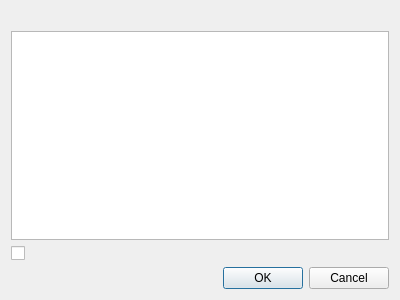
Above: src/selectiondialog.ui from coslyk/moonplayer before the change. Below: the same form after it.
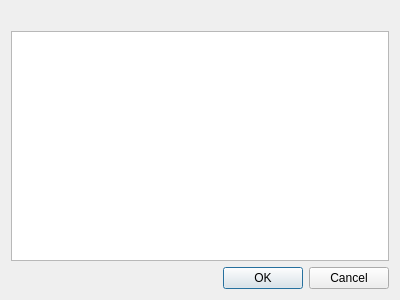
That is the form after the change.

```diff
--- a/src/selectiondialog.ui
+++ b/src/selectiondialog.ui
@@ -20,9 +20,6 @@
    <item>
     <widget class="QListWidget" name="listWidget"/>
    </item>
-   <item>
-    <widget class="QCheckBox" name="checkBox"/>
-   </item>
    <item>
     <widget class="QDialogButtonBox" name="buttonBox">
      <property name="orientation">
```
